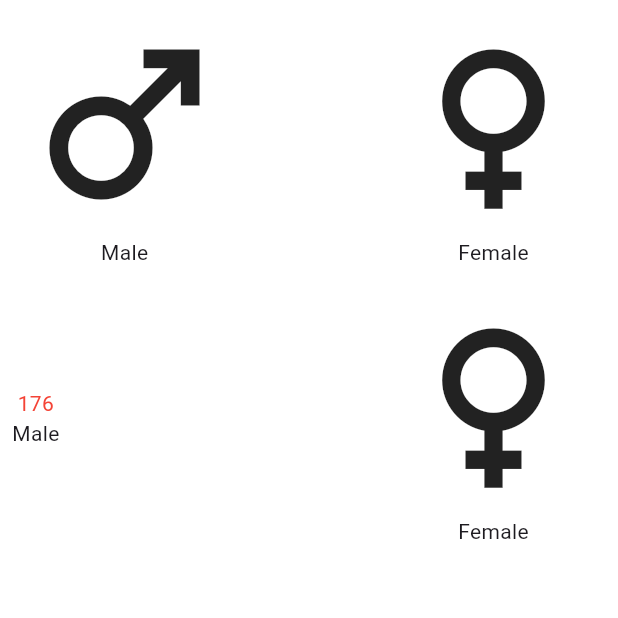
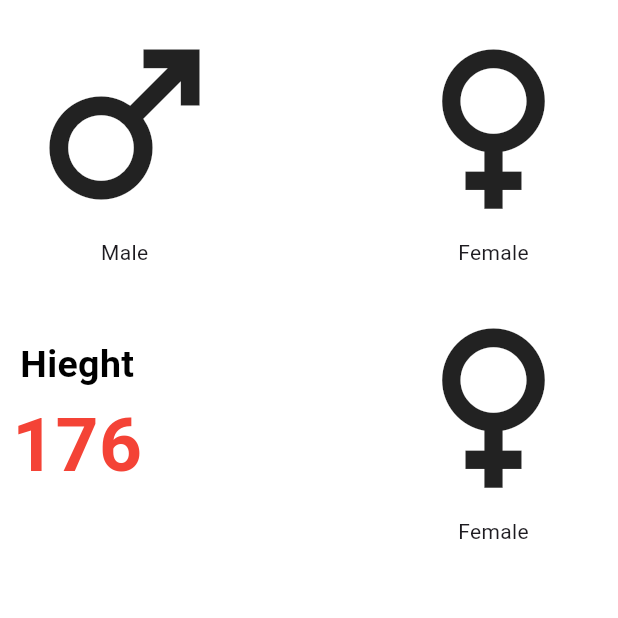
Before and after one commit to Yasith-Uvanpriya/flutter_intro, a Flutter app: the screen it shows after launch, on a phone screen of 412 x 824 dp, the top half of it. Run offline on Flutter 3.47's test engine with Material 3 defaults, Android fonts, the phone set to English and light mode, and no system bars.

Commit message:
Update main_page.dart

```diff
--- a/BMI/lib/main_page.dart
+++ b/BMI/lib/main_page.dart
@@ -46,8 +46,22 @@ class _MainPageState extends State<MainPage> {
                 padding: const EdgeInsets.all(8.0),
                 child: Column(
                   children: const [
-                    Text("176", style: TextStyle(color: Colors.red)),
-                    Text("Male"),
+                     Text("Hieght",
+                     style: TextStyle(
+                      color: Colors.black,
+                      fontSize: 25,
+                      fontWeight: FontWeight.bold,
+                     ),
+                    ),
+                   Text(
+                          "176",
+                            style: TextStyle(
+                            color: Colors.red,
+                            fontSize: 50,
+                            fontWeight: FontWeight.bold, // Corrected placement
+                          ),
+                        ),
+                        Row()
                   ],
                 ),
               ),
```
